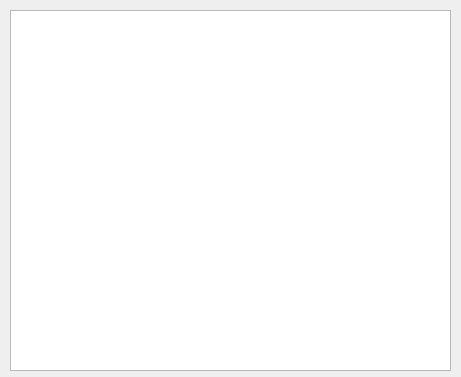
Qt form main.ui (Emilyyyyyyyyyyyyyy-prog/coffee) before a commit.
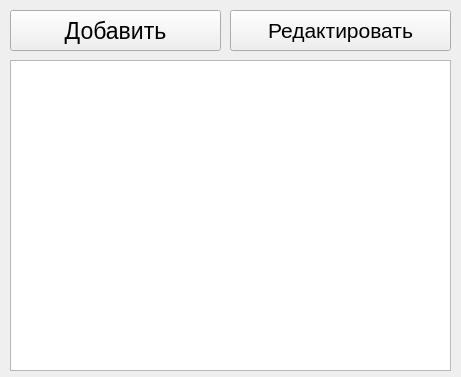
The same form after that commit.

What changed in the file:
```diff
--- a/main.ui
+++ b/main.ui
@@ -17,12 +17,48 @@
    <property name="geometry">
     <rect>
      <x>10</x>
-     <y>10</y>
+     <y>60</y>
      <width>441</width>
-     <height>361</height>
+     <height>311</height>
     </rect>
    </property>
   </widget>
+  <widget class="QPushButton" name="pushButton">
+   <property name="geometry">
+    <rect>
+     <x>10</x>
+     <y>10</y>
+     <width>211</width>
+     <height>41</height>
+    </rect>
+   </property>
+   <property name="font">
+    <font>
+     <pointsize>17</pointsize>
+    </font>
+   </property>
+   <property name="text">
+    <string>Добавить</string>
+   </property>
+  </widget>
+  <widget class="QPushButton" name="pushButton_2">
+   <property name="geometry">
+    <rect>
+     <x>230</x>
+     <y>10</y>
+     <width>221</width>
+     <height>41</height>
+    </rect>
+   </property>
+   <property name="font">
+    <font>
+     <pointsize>16</pointsize>
+    </font>
+   </property>
+   <property name="text">
+    <string>Редактировать</string>
+   </property>
+  </widget>
  </widget>
  <resources/>
  <connections/>
```
